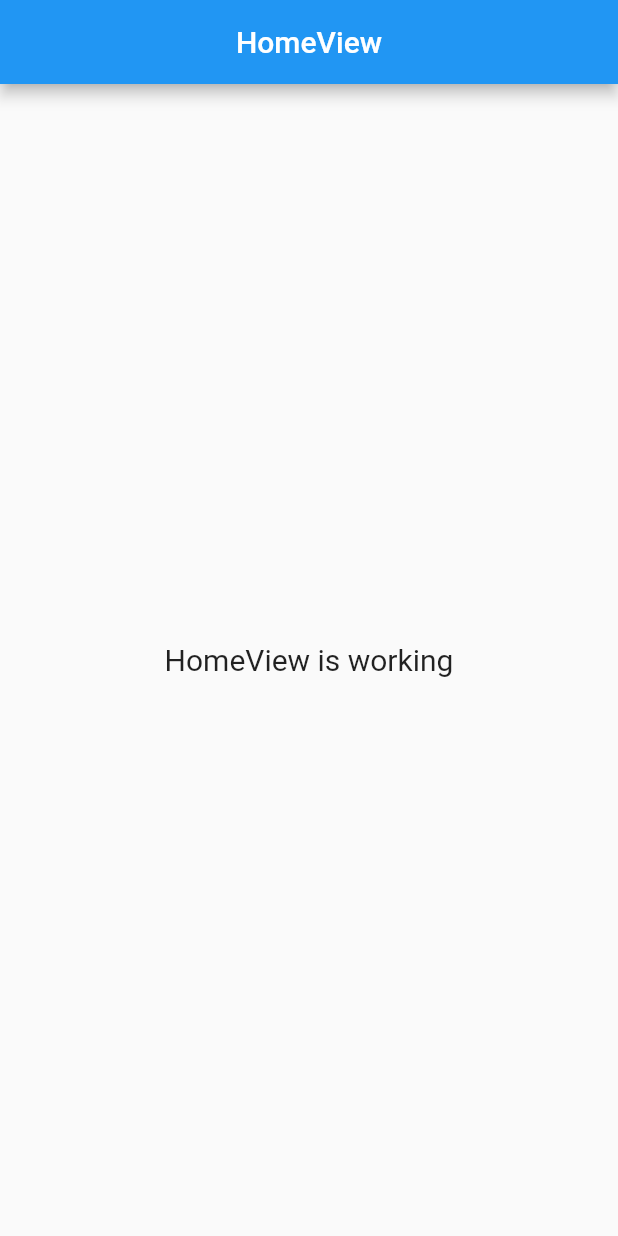
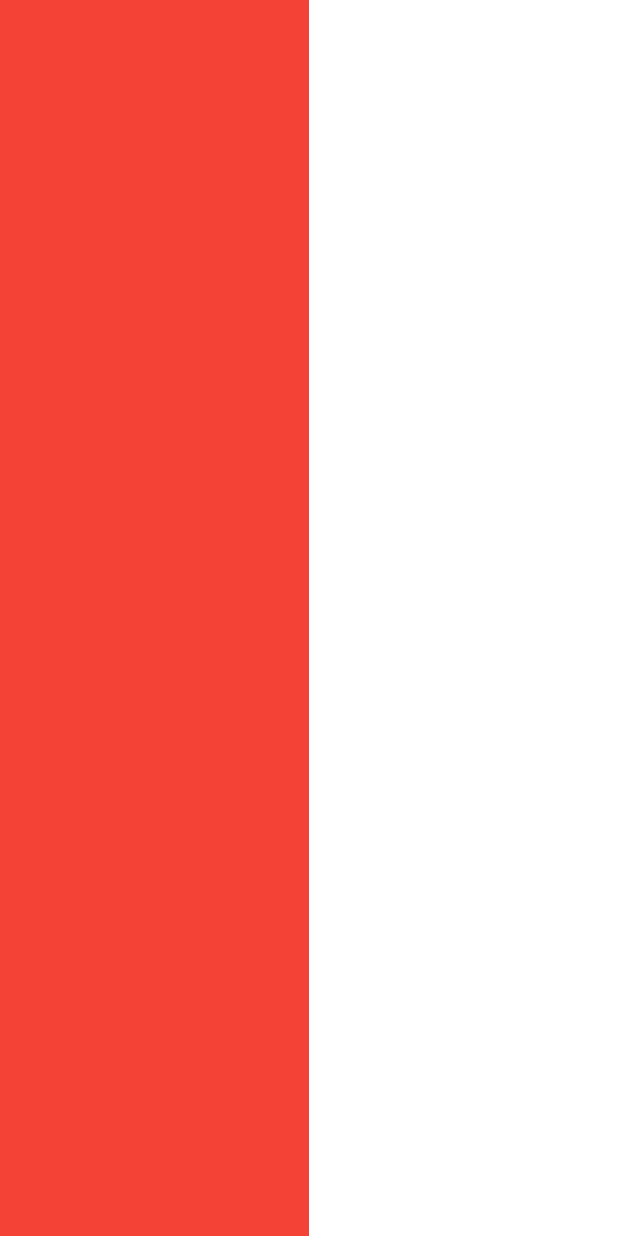
Before and after one commit to Linalstr5/taskmanagementapp, a Flutter app: the screen it shows after launch, on a phone screen of 412 x 824 dp. Run offline on Flutter 3.47's test engine with Material 2 defaults, Android fonts, the phone set to English and light mode, and no system bars; our stand-ins replace get, ionicons.

Commit message:
commit home new

```diff
--- a/lib/app/modules/home/views/home_view.dart
+++ b/lib/app/modules/home/views/home_view.dart
@@ -9,16 +9,18 @@ class HomeView extends GetView<HomeController> {
   @override
   Widget build(BuildContext context) {
     return Scaffold(
-      appBar: AppBar(
-        title: const Text('HomeView'),
-        centerTitle: true,
-      ),
-      body: Center(
-        child: Text(
-          'HomeView is working',
-          style: TextStyle(fontSize: 20),
-        ),
-      ),
-    );
+      backgroundColor: Colors.blue[100],
+      body: Row(
+        children: [
+        Expanded(
+          child: Container(
+        color: Colors.red,
+      )),
+        Expanded(
+          child: Container(
+        color: Colors.white,
+      ),)
+      ],
+      ));
   }
 }
```
